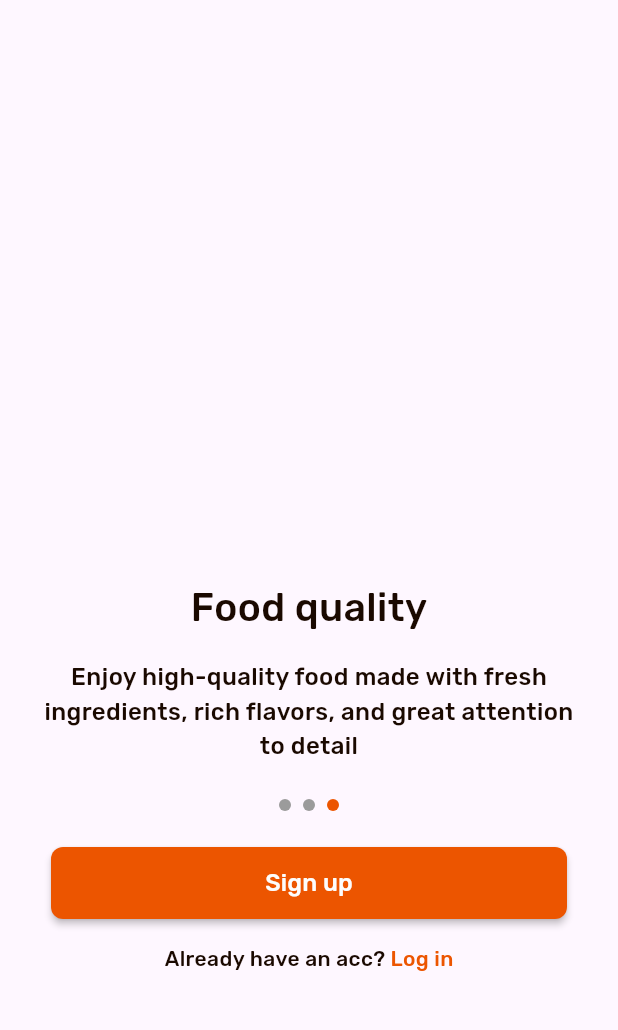
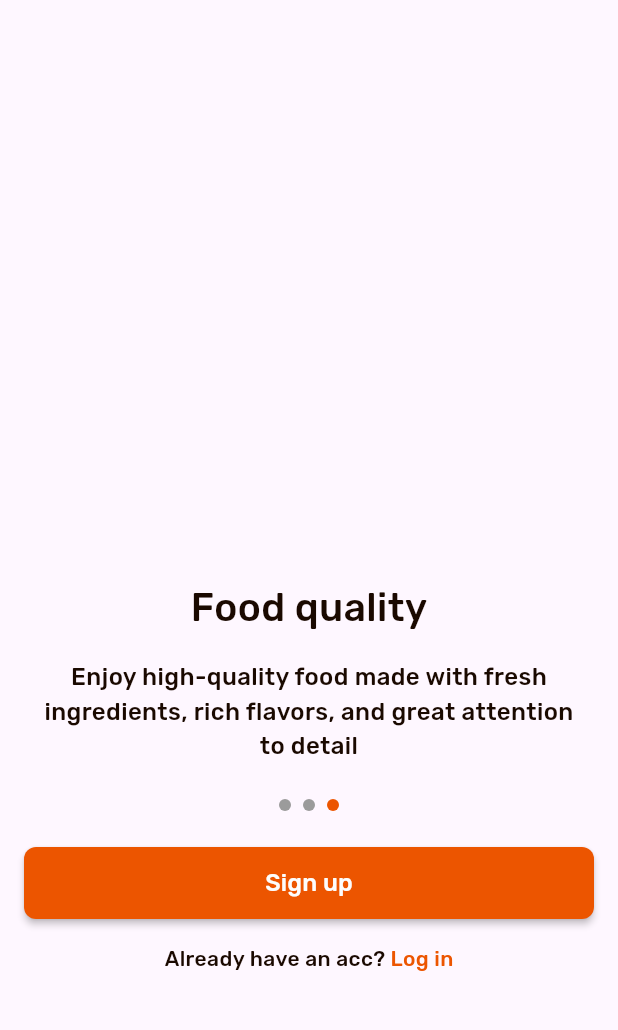
Before and after one commit to Bablu521/Restaurant-App-Flutter, a Flutter app: the screen it shows after launch, on a phone screen of 412 x 824 dp, the part 140-1170 px from its top. Run offline on Flutter 3.47's test engine with Material 3 defaults, Android fonts, the light colour scheme and no system bars.

Commit message:
build sign up view

```diff
--- a/lib/core/routes/app_router.dart
+++ b/lib/core/routes/app_router.dart
@@ -2,4 +2,9 @@ abstract class AppRouter {
   static const String splashScreen = "/";
   static const String onboardingScreen = "/onboarding";
   static const String signUpScreen = "/signUp";
+  static const String logInScreen = "/logIn";
+  static const String forgetPasswordScreen = "/forgetPassword";
+  static const String verifyEmailScreen = "/verifyEmail";
+  static const String resetPasswordScreen = "/resetPassword";
+  static const String updateProfileScreen = "/updateProfile";
 }
--- a/lib/core/utils/colors.dart
+++ b/lib/core/utils/colors.dart
@@ -3,4 +3,6 @@ import 'package:flutter/material.dart';
 abstract class AppColors {
   static const Color mainColor = Color(0xffEC5500);
   static const Color blackTextColor = Color(0xff1A0900);
+  static const Color lightGrey = Color(0xff666666);
+  static const Color textFormFieldbg = Color(0xffF5F5F5);
 }
--- a/lib/core/utils/styles.dart
+++ b/lib/core/utils/styles.dart
@@ -15,4 +15,11 @@ abstract class AppStyles {
     fontWeight: FontWeight.w400,
     color: AppColors.blackTextColor,
   );
+
+  static const TextStyle hintTextStyle16 = TextStyle(
+    fontFamily: "Rubik-Regular",
+    fontSize: 16,
+    fontWeight: FontWeight.w300,
+    color: AppColors.lightGrey,
+  );
 }
--- a/lib/core/widgets/custom_button.dart
+++ b/lib/core/widgets/custom_button.dart
@@ -11,7 +11,7 @@ class CustomButton extends StatelessWidget {
   Widget build(BuildContext context) {
     return MaterialButton(
       onPressed: onPressed,
-      minWidth: 344,
+      minWidth: double.infinity,
       height: 48,
       color: AppColors.mainColor,
       shape: RoundedRectangleBorder(borderRadius: BorderRadius.circular(8)),
--- a/lib/features/auth/presentation/views/sign_up_view.dart
+++ b/lib/features/auth/presentation/views/sign_up_view.dart
@@ -1,10 +1,13 @@
 import 'package:flutter/material.dart';
+import 'package:restaurant_app_flutter/features/auth/presentation/views/components/sign_up_view_widgets/sign_up_view_body.dart';
 
 class SignUpView extends StatelessWidget {
   const SignUpView({super.key});
 
   @override
   Widget build(BuildContext context) {
-    return const Scaffold();
+    return const Scaffold(
+      body: SignUpViewBody(),
+    );
   }
 }
--- a/lib/features/splash/presentation/views/components/onboarding_view_widgets/onboarding_view_body.dart
+++ b/lib/features/splash/presentation/views/components/onboarding_view_widgets/onboarding_view_body.dart
@@ -17,10 +17,15 @@ class OnboardingViewBody extends StatelessWidget {
       children: [
         LogoSection(),
         ImageSection(),
+        Padding(
+          padding: const EdgeInsets.symmetric(horizontal: 16),
+          child: SizedBox(
+            child: Column(
+              children: [
                 Text("Food quality", style: AppStyles.style26),
           SizedBox(height: 16),
           Padding(
-          padding: const EdgeInsets.symmetric(horizontal: 29),
+            padding: const EdgeInsets.symmetric(horizontal: 13),
             child: Text(
               "Enjoy high-quality food made with fresh ingredients, rich flavors, and great attention to detail",
               style: AppStyles.style16,
@@ -34,11 +39,17 @@ class OnboardingViewBody extends StatelessWidget {
               Navigator.pushNamed(context, AppRouter.signUpScreen);
             },
           ),
+              ],
+            ),
+          ),
+        ),
         SizedBox(height: 16),
         AlreadyHaveAccountText(
           text1: "Already have an acc? ",
           text2: "Log in",
-          onTap: () {},
+          onTap: () {
+            Navigator.pushNamed(context, AppRouter.logInScreen);
+          },
         ),
       ],
     );
--- a/lib/main.dart
+++ b/lib/main.dart
@@ -1,6 +1,11 @@
 import 'package:flutter/material.dart';
 import 'package:restaurant_app_flutter/core/routes/app_router.dart';
+import 'package:restaurant_app_flutter/features/auth/presentation/views/forget_password_view.dart';
+import 'package:restaurant_app_flutter/features/auth/presentation/views/log_in_view.dart';
+import 'package:restaurant_app_flutter/features/auth/presentation/views/reset_password_view.dart';
 import 'package:restaurant_app_flutter/features/auth/presentation/views/sign_up_view.dart';
+import 'package:restaurant_app_flutter/features/auth/presentation/views/update_profile_view.dart';
+import 'package:restaurant_app_flutter/features/auth/presentation/views/verify_email_view.dart';
 import 'package:restaurant_app_flutter/features/splash/presentation/views/onboarding_view.dart';
 import 'package:restaurant_app_flutter/features/splash/presentation/views/splash_view.dart';
 
@@ -18,7 +23,12 @@ class RestaurantApp extends StatelessWidget {
       routes: {
         AppRouter.splashScreen : (context) => SplashView(),
         AppRouter.onboardingScreen : (context) => OnboardingView(),
-        AppRouter.signUpScreen : (context) => SignUpView()
+        AppRouter.signUpScreen : (context) => SignUpView(),
+        AppRouter.logInScreen : (context) => LogInView(),
+        AppRouter.forgetPasswordScreen : (context) => ForgetPasswordView(),
+        AppRouter.verifyEmailScreen : (context) => VerifyEmailView(),
+        AppRouter.resetPasswordScreen : (context) => ResetPasswordView(),
+        AppRouter.updateProfileScreen : (context) => UpdateProfileView()
       },
     );
   }
--- a/pubspec.yaml
+++ b/pubspec.yaml
@@ -79,9 +79,9 @@ flutter:
           - asset: assets/fonts/Rubik/Rubik-Medium.ttf
   #       - asset: fonts/Schyler-Italic.ttf
   #         style: italic
-  #   - family: Trajan Pro
-  #     fonts:
-  #       - asset: fonts/TrajanPro.ttf
+      - family: Rubik-Regular
+        fonts:
+          - asset: assets/fonts/Rubik/Rubik-Regular.ttf
   #       - asset: fonts/TrajanPro_Bold.ttf
   #         weight: 700
   #
```
Also changed, not shown: lib/core/widgets/custom_input_item.dart (added, +43 -0 lines), lib/core/widgets/custom_text_form_field.dart (added, +48 -0 lines), lib/features/auth/presentation/views/components/sign_up_view_widgets/sign_up_view_body.dart (added, +120 -0 lines), lib/features/auth/presentation/views/forget_password_view.dart (added, +10 -0 lines), lib/features/auth/presentation/views/log_in_view.dart (added, +10 -0 lines), lib/features/auth/presentation/views/reset_password_view.dart (added, +10 -0 lines), lib/features/auth/presentation/views/update_profile_view.dart (added, +10 -0 lines), lib/features/auth/presentation/views/verify_email_view.dart (added, +10 -0 lines). Lines whose indentation alone changed are shown as unchanged.
